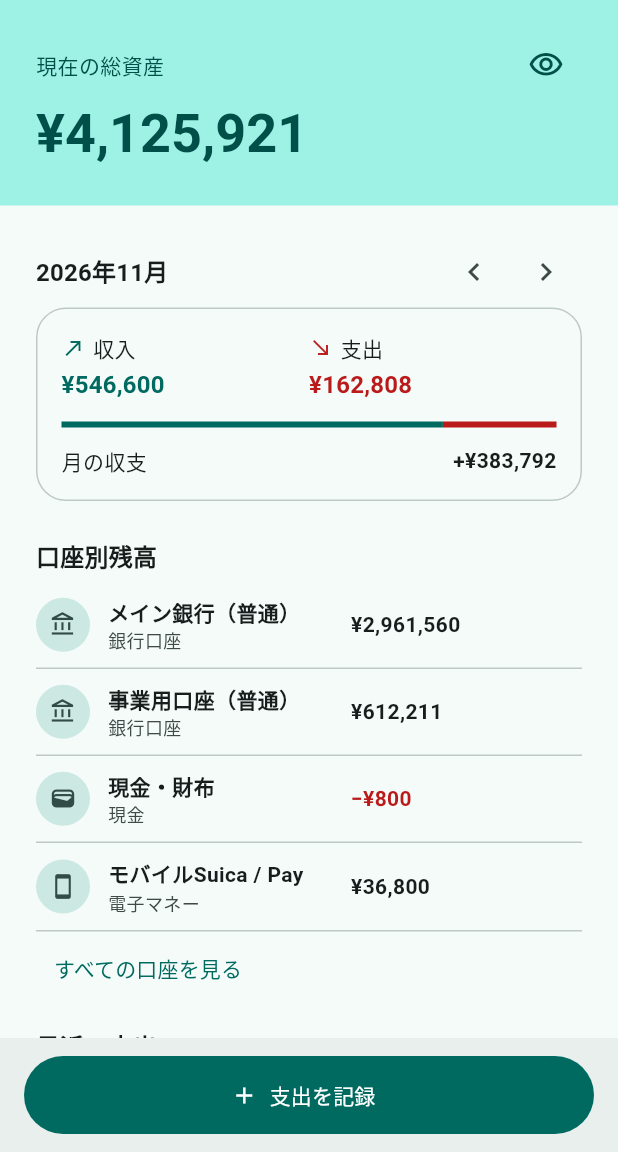
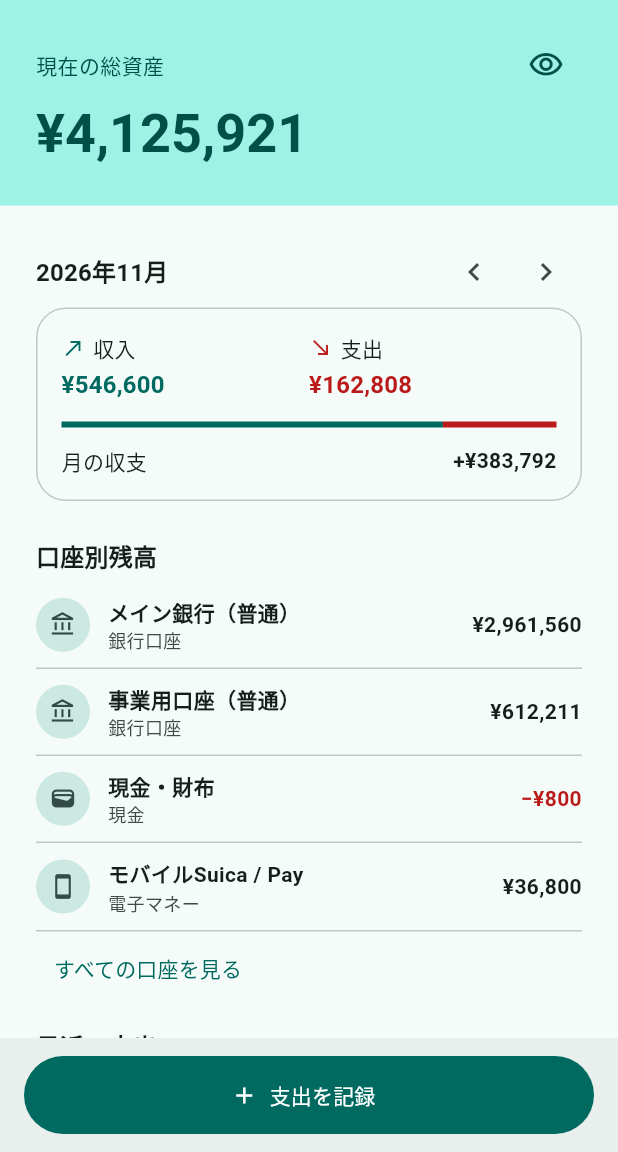
Before and after one commit to disnana/DisnanaMoneyManagement, a Flutter app: the screen it shows after launch, on a phone screen of 412 x 824 dp, the part 84-1236 px from its top. Run offline on Flutter 3.47's test engine with Material 3 defaults, Android fonts, the phone set to English and light mode, and no system bars; our stand-ins replace shared_preferences.

Commit message:
Align account and history amounts with the section edge

```diff
--- a/apps/flutter-prototype/lib/main.dart
+++ b/apps/flutter-prototype/lib/main.dart
@@ -510,6 +510,7 @@ class LedgerRow extends StatelessWidget {
               ),
               const SizedBox(width: 12),
               Expanded(
+                flex: 3,
                 child: Column(
                   crossAxisAlignment: CrossAxisAlignment.start,
                   children: [
@@ -529,6 +530,9 @@ class LedgerRow extends StatelessWidget {
               ),
               const SizedBox(width: 8),
               Flexible(
+                flex: 2,
+                child: Align(
+                  alignment: Alignment.centerRight,
                   child: Text(
                     yen(amount),
                     textAlign: TextAlign.end,
@@ -536,6 +540,7 @@ class LedgerRow extends StatelessWidget {
                       color: amount < 0 ? colors.error : colors.onSurface,
                       fontWeight: FontWeight.w700,
                       fontFeatures: _amountFeatures,
+                    ),
                   ),
                 ),
               ),
```
Lines whose indentation alone changed are shown as unchanged.
